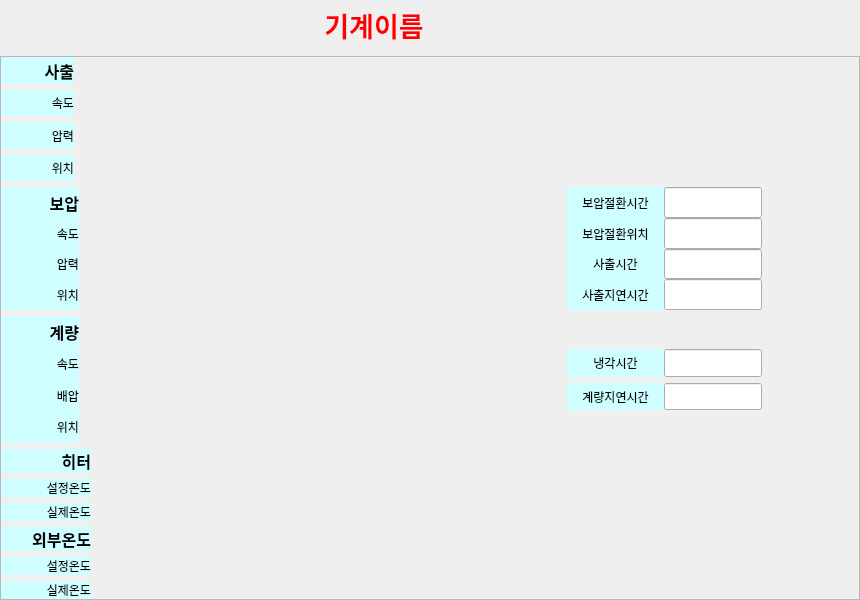
LeeChiWon/QCClient, file moldcondition_form.ui: the form before one commit.
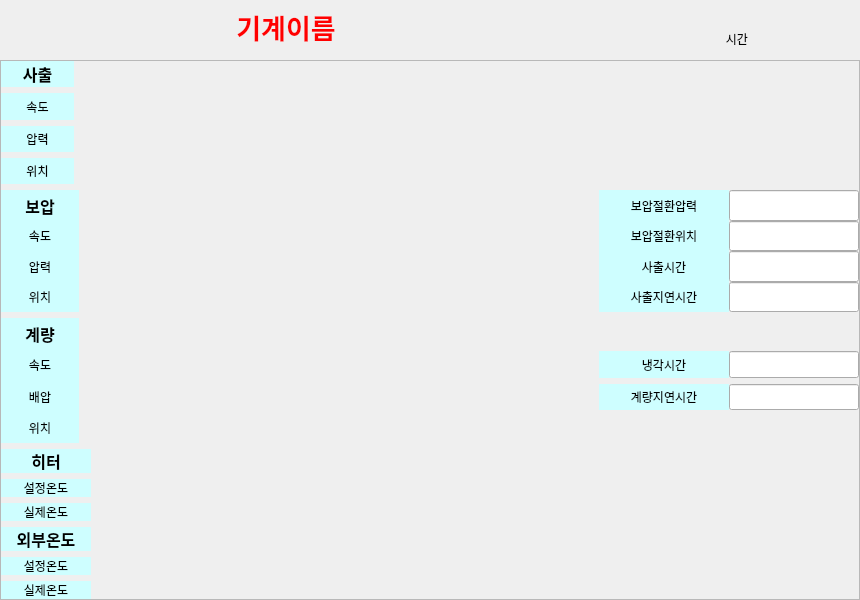
The form after the commit. Icons and pictures are not drawn. Custom widgets are drawn as their Qt base class.

Patch:
```diff
--- a/moldcondition_form.ui
+++ b/moldcondition_form.ui
@@ -128,9 +128,11 @@
       </layout>
      </item>
      <item row="0" column="0">
-      <layout class="QHBoxLayout" name="horizontalLayout_9">
+      <layout class="QGridLayout" name="gridLayout_7" rowstretch="0" columnstretch="0,0,0,0,0,0,0">
+       <item row="0" column="3">
+        <layout class="QHBoxLayout" name="horizontalLayout">
        <item>
-        <spacer name="horizontalSpacer">
+          <spacer name="horizontalSpacer_2">
          <property name="orientation">
           <enum>Qt::Horizontal</enum>
          </property>
@@ -204,7 +206,7 @@
         </widget>
        </item>
        <item>
-        <spacer name="horizontalSpacer_2">
+          <spacer name="horizontalSpacer">
          <property name="orientation">
           <enum>Qt::Horizontal</enum>
          </property>
@@ -215,6 +217,41 @@
           </size>
          </property>
         </spacer>
+         </item>
+        </layout>
+       </item>
+       <item row="0" column="6">
+        <layout class="QGridLayout" name="gridLayout_9">
+         <item row="0" column="0">
+          <spacer name="verticalSpacer">
+           <property name="orientation">
+            <enum>Qt::Vertical</enum>
+           </property>
+           <property name="sizeHint" stdset="0">
+            <size>
+             <width>20</width>
+             <height>40</height>
+            </size>
+           </property>
+          </spacer>
+         </item>
+         <item row="1" column="0">
+          <widget class="QLabel" name="label_DateTime">
+           <property name="minimumSize">
+            <size>
+             <width>170</width>
+             <height>30</height>
+            </size>
+           </property>
+           <property name="text">
+            <string>시간</string>
+           </property>
+           <property name="alignment">
+            <set>Qt::AlignRight|Qt::AlignTrailing|Qt::AlignVCenter</set>
+           </property>
+          </widget>
+         </item>
+        </layout>
        </item>
       </layout>
      </item>
@@ -231,7 +268,7 @@
         <x>0</x>
         <y>0</y>
         <width>858</width>
-        <height>538</height>
+        <height>536</height>
        </rect>
       </property>
       <layout class="QGridLayout" name="gridLayout_5" rowstretch="2,1,1">
@@ -360,7 +397,7 @@
                   <string>보압</string>
                  </property>
                  <property name="alignment">
-                  <set>Qt::AlignRight|Qt::AlignTrailing|Qt::AlignVCenter</set>
+                  <set>Qt::AlignCenter</set>
                  </property>
                 </widget>
                </item>
@@ -437,7 +474,7 @@
                   <string>압력</string>
                  </property>
                  <property name="alignment">
-                  <set>Qt::AlignRight|Qt::AlignTrailing|Qt::AlignVCenter</set>
+                  <set>Qt::AlignCenter</set>
                  </property>
                 </widget>
                </item>
@@ -514,7 +551,7 @@
                   <string>속도</string>
                  </property>
                  <property name="alignment">
-                  <set>Qt::AlignRight|Qt::AlignTrailing|Qt::AlignVCenter</set>
+                  <set>Qt::AlignCenter</set>
                  </property>
                 </widget>
                </item>
@@ -591,7 +628,7 @@
                   <string>위치</string>
                  </property>
                  <property name="alignment">
-                  <set>Qt::AlignRight|Qt::AlignTrailing|Qt::AlignVCenter</set>
+                  <set>Qt::AlignCenter</set>
                  </property>
                 </widget>
                </item>
@@ -600,7 +637,7 @@
             </layout>
            </item>
            <item>
-            <layout class="QGridLayout" name="gridLayout_11" rowstretch="0,0,0,0" columnstretch="1,1,1,1,0,0,0,0">
+            <layout class="QGridLayout" name="gridLayout_11" rowstretch="0,0,0,0" columnstretch="1,1,1">
              <property name="spacing">
               <number>0</number>
              </property>
@@ -931,7 +968,7 @@
                   <bool>true</bool>
                  </property>
                  <property name="text">
-                  <string>보압절환시간</string>
+                  <string>보압절환압력</string>
                  </property>
                  <property name="alignment">
                   <set>Qt::AlignCenter</set>
@@ -950,6 +987,9 @@
                    <verstretch>0</verstretch>
                   </sizepolicy>
                  </property>
+                 <property name="alignment">
+                  <set>Qt::AlignRight|Qt::AlignTrailing|Qt::AlignVCenter</set>
+                 </property>
                 </widget>
                </item>
                <item row="0" column="0">
@@ -960,6 +1000,9 @@
                    <verstretch>0</verstretch>
                   </sizepolicy>
                  </property>
+                 <property name="alignment">
+                  <set>Qt::AlignRight|Qt::AlignTrailing|Qt::AlignVCenter</set>
+                 </property>
                 </widget>
                </item>
                <item row="3" column="0">
@@ -970,6 +1013,9 @@
                    <verstretch>0</verstretch>
                   </sizepolicy>
                  </property>
+                 <property name="alignment">
+                  <set>Qt::AlignRight|Qt::AlignTrailing|Qt::AlignVCenter</set>
+                 </property>
                 </widget>
                </item>
                <item row="1" column="0">
@@ -980,6 +1026,9 @@
                    <verstretch>0</verstretch>
                   </sizepolicy>
                  </property>
+                 <property name="alignment">
+                  <set>Qt::AlignRight|Qt::AlignTrailing|Qt::AlignVCenter</set>
+                 </property>
                 </widget>
                </item>
               </layout>
@@ -1079,7 +1128,7 @@
                 <string>사출</string>
                </property>
                <property name="alignment">
-                <set>Qt::AlignRight|Qt::AlignTrailing|Qt::AlignVCenter</set>
+                <set>Qt::AlignCenter</set>
                </property>
               </widget>
              </item>
@@ -1156,7 +1205,7 @@
                 <string>속도</string>
                </property>
                <property name="alignment">
-                <set>Qt::AlignRight|Qt::AlignTrailing|Qt::AlignVCenter</set>
+                <set>Qt::AlignCenter</set>
                </property>
               </widget>
              </item>
@@ -1233,7 +1282,7 @@
                 <string>압력</string>
                </property>
                <property name="alignment">
-                <set>Qt::AlignRight|Qt::AlignTrailing|Qt::AlignVCenter</set>
+                <set>Qt::AlignCenter</set>
                </property>
               </widget>
              </item>
@@ -1310,7 +1359,7 @@
                 <string>위치</string>
                </property>
                <property name="alignment">
-                <set>Qt::AlignRight|Qt::AlignTrailing|Qt::AlignVCenter</set>
+                <set>Qt::AlignCenter</set>
                </property>
               </widget>
              </item>
@@ -1455,7 +1504,7 @@
                 <string>외부온도</string>
                </property>
                <property name="alignment">
-                <set>Qt::AlignRight|Qt::AlignTrailing|Qt::AlignVCenter</set>
+                <set>Qt::AlignCenter</set>
                </property>
               </widget>
              </item>
@@ -1532,7 +1581,7 @@
                 <string>설정온도</string>
                </property>
                <property name="alignment">
-                <set>Qt::AlignRight|Qt::AlignTrailing|Qt::AlignVCenter</set>
+                <set>Qt::AlignCenter</set>
                </property>
               </widget>
              </item>
@@ -1609,7 +1658,7 @@
                 <string>실제온도</string>
                </property>
                <property name="alignment">
-                <set>Qt::AlignRight|Qt::AlignTrailing|Qt::AlignVCenter</set>
+                <set>Qt::AlignCenter</set>
                </property>
               </widget>
              </item>
@@ -1753,7 +1802,7 @@
                 <string>히터</string>
                </property>
                <property name="alignment">
-                <set>Qt::AlignRight|Qt::AlignTrailing|Qt::AlignVCenter</set>
+                <set>Qt::AlignCenter</set>
                </property>
               </widget>
              </item>
@@ -1830,7 +1879,7 @@
                 <string>설정온도</string>
                </property>
                <property name="alignment">
-                <set>Qt::AlignRight|Qt::AlignTrailing|Qt::AlignVCenter</set>
+                <set>Qt::AlignCenter</set>
                </property>
               </widget>
              </item>
@@ -1907,7 +1956,7 @@
                 <string>실제온도</string>
                </property>
                <property name="alignment">
-                <set>Qt::AlignRight|Qt::AlignTrailing|Qt::AlignVCenter</set>
+                <set>Qt::AlignCenter</set>
                </property>
               </widget>
              </item>
@@ -1935,7 +1984,7 @@
           <number>0</number>
          </property>
          <item row="0" column="1">
-          <layout class="QGridLayout" name="gridLayout_16" columnstretch="1,1,1,1,0,0">
+          <layout class="QGridLayout" name="gridLayout_16" columnstretch="1,1,1">
            <property name="spacing">
             <number>0</number>
            </property>
@@ -1952,6 +2001,9 @@
                  <verstretch>0</verstretch>
                 </sizepolicy>
                </property>
+               <property name="alignment">
+                <set>Qt::AlignRight|Qt::AlignTrailing|Qt::AlignVCenter</set>
+               </property>
               </widget>
              </item>
              <item row="5" column="0">
@@ -1988,6 +2040,9 @@
                  <verstretch>0</verstretch>
                 </sizepolicy>
                </property>
+               <property name="alignment">
+                <set>Qt::AlignRight|Qt::AlignTrailing|Qt::AlignVCenter</set>
+               </property>
               </widget>
              </item>
             </layout>
@@ -2289,7 +2344,7 @@
                   <string>속도</string>
                  </property>
                  <property name="alignment">
-                  <set>Qt::AlignRight|Qt::AlignTrailing|Qt::AlignVCenter</set>
+                  <set>Qt::AlignCenter</set>
                  </property>
                 </widget>
                </item>
@@ -2366,7 +2421,7 @@
                   <string>배압</string>
                  </property>
                  <property name="alignment">
-                  <set>Qt::AlignRight|Qt::AlignTrailing|Qt::AlignVCenter</set>
+                  <set>Qt::AlignCenter</set>
                  </property>
                 </widget>
                </item>
@@ -2454,7 +2509,7 @@
                   <enum>Qt::AutoText</enum>
                  </property>
                  <property name="alignment">
-                  <set>Qt::AlignRight|Qt::AlignTrailing|Qt::AlignVCenter</set>
+                  <set>Qt::AlignCenter</set>
                  </property>
                 </widget>
                </item>
@@ -2531,7 +2586,7 @@
                   <string>위치</string>
                  </property>
                  <property name="alignment">
-                  <set>Qt::AlignRight|Qt::AlignTrailing|Qt::AlignVCenter</set>
+                  <set>Qt::AlignCenter</set>
                  </property>
                 </widget>
                </item>
```
Left out of the diff: 56 changed lines with no effect on the pictures. Lines whose indentation alone changed are shown as unchanged.
